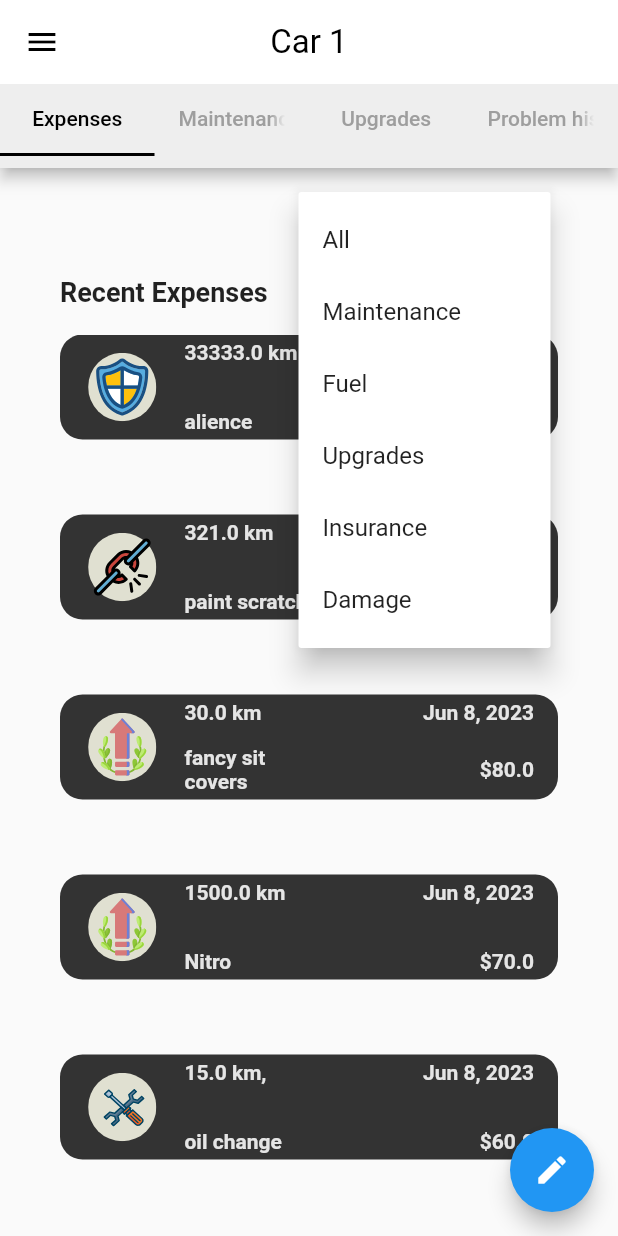
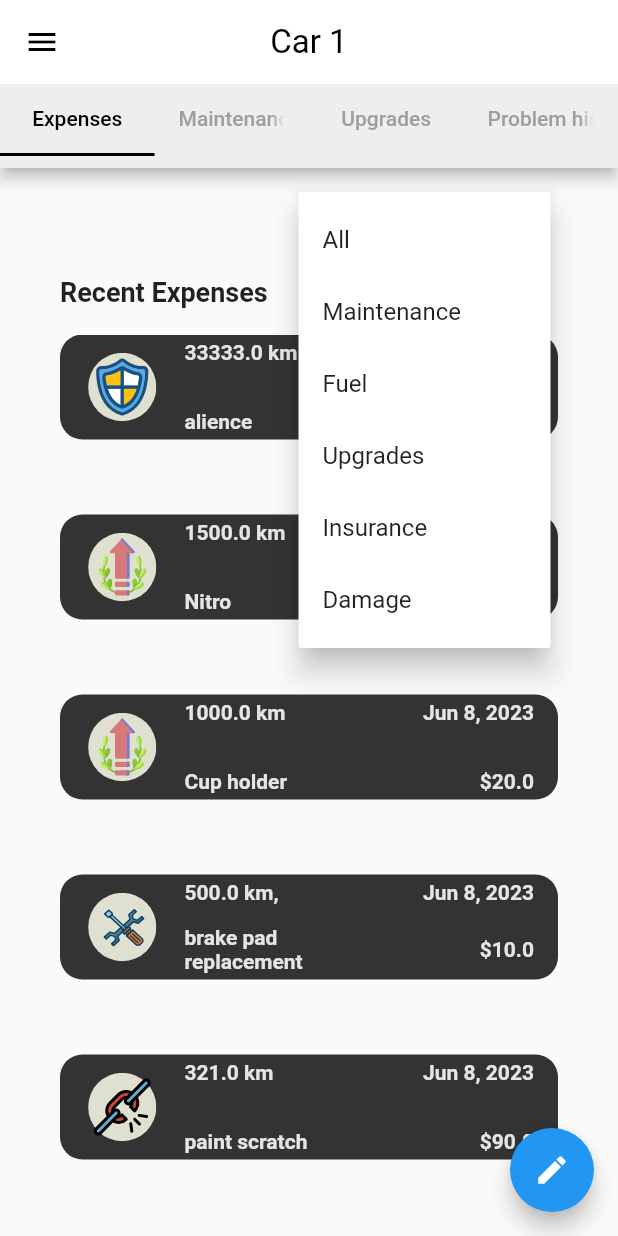
Before and after one commit to basilis0606/MainTena, a Flutter app: the screen it shows after launch, after a tap on the "filter list" icon, on a phone screen of 412 x 824 dp. Run offline on Flutter 3.47's test engine with Material 2 defaults, Android fonts, the phone set to English and light mode, and no system bars; our stand-ins replace flutter_svg.

Commit message:
Updated some things

```diff
--- a/src/lib/classes/runIt.dart
+++ b/src/lib/classes/runIt.dart
@@ -135,10 +135,25 @@ class runIt {
     Maintenance m8 = Maintenance(
         type: "air filter replacement",
         serviceTaskId: 18,
-        mileage: 1000.0,
+        mileage: 100000.0,
         date: DateTime.now(),
         estimatedCost: 20.0,
         description: "air filter replacement");
+    Maintenance m9 = Maintenance(
+        type: "oil change",
+        serviceTaskId: 19,
+        mileage: 7500.0,
+        date: DateTime.now(),
+        estimatedCost: 30.0,
+        description: "oil change");
+
+    Maintenance m10 = Maintenance(
+        type: "battery replacement",
+        serviceTaskId: 20,
+        mileage: 20000.0,
+        date: DateTime.now(),
+        estimatedCost: 150.0,
+        description: "battery replacement");
 
     Upgrade up1 = Upgrade(
         type: "Nitro",
@@ -214,6 +229,8 @@ class runIt {
     u.garage.vehicles[0].manual.createNotification(m3);
     u.garage.vehicles[0].manual.createNotification(m7);
     u.garage.vehicles[0].manual.createNotification(m8);
+    u.garage.vehicles[0].manual.createNotification(m9);
+    u.garage.vehicles[0].manual.createNotification(m10);
 
     u.garage.vehicles[0].manual.createNotification(up1);
     u.garage.vehicles[0].manual.createNotification(up2);
@@ -238,14 +255,17 @@ class runIt {
     u.garage.vehicles[1].manual.createNotification(i2);
 
     u.garage.vehicles[0].createExpense(10.0, DateTime.now(), "\$", f1);
-    u.garage.vehicles[0].createExpense(20.0, DateTime.now(), "\$", f2);
     u.garage.vehicles[0].createExpense(30.0, DateTime.now(), "\$", f3);
     u.garage.vehicles[0].createExpense(40.0, DateTime.now(), "\$", m1);
+    u.garage.vehicles[0].createExpense(60.0, DateTime.now(), "\$", m3);
+    u.garage.vehicles[0].createExpense(80.0, DateTime.now(), "\$", up2);
+    u.garage.vehicles[0].createExpense(20.0, DateTime.now(), "\$", f2);
     u.garage.vehicles[0].createExpense(50.0, DateTime.now(), "\$", m2);
-    u.garage.vehicles[0].createExpense(60.0, DateTime.now(), "\$", m3);
+    u.garage.vehicles[0].createExpense(30.0, DateTime.now(), "\$", up4);
+    u.garage.vehicles[0].createExpense(90.0, DateTime.now(), "\$", d1);
+    u.garage.vehicles[0].createExpense(10.0, DateTime.now(), "\$", m7);
+    u.garage.vehicles[0].createExpense(20.0, DateTime.now(), "\$", up3);
     u.garage.vehicles[0].createExpense(70.0, DateTime.now(), "\$", up1);
-    u.garage.vehicles[0].createExpense(80.0, DateTime.now(), "\$", up2);
-    u.garage.vehicles[0].createExpense(90.0, DateTime.now(), "\$", d1);
     u.garage.vehicles[0].createExpense(100.0, DateTime.now(), "\$", i1);
 
     u.garage.vehicles[1].createExpense(10.0, DateTime.now(), "\$", f4);
--- a/src/lib/pages/home_page.dart
+++ b/src/lib/pages/home_page.dart
@@ -50,7 +50,7 @@ class HomePageState extends State<HomePage> {
 
   _getDrawerItemWidget(int pos) {
     if (pos < widget.cars.length) {
-      return FirstCar(veh: widget.user.garage.vehicles[0]);
+      return FirstCar(veh: widget.user.garage.vehicles[pos]);
     } else if (pos == widget.cars.length ||
         pos == widget.cars.length + 1 ||
         pos == widget.cars.length + 2) {
--- a/src/lib/widgets/progress_widget.dart
+++ b/src/lib/widgets/progress_widget.dart
@@ -19,7 +19,7 @@ class ProgressWidget extends StatelessWidget {
 
   @override
   Widget build(BuildContext context) {
-    double progress = notifMileage / mileage;
+    double progress = mileage / notifMileage;
     Color progressBarColor = Colors.blue;
     final notificationDate = date;
     final formattedDate = DateFormat('MMMM d, yyyy').format(notificationDate);
--- a/src/lib/widgets/uncompleted_maintenance_list.dart
+++ b/src/lib/widgets/uncompleted_maintenance_list.dart
@@ -13,7 +13,7 @@ class uncompletedMaintenanceList extends StatelessWidget {
 
   @override
   Widget build(BuildContext context) {
-    return ListView.builder(
+    return ListView.separated(
       shrinkWrap: true,
       itemCount: my_veh.manual.notifications.length,
       itemBuilder: (context, index) {
@@ -30,6 +30,14 @@ class uncompletedMaintenanceList extends StatelessWidget {
             date: my_veh.manual.notifications[index].date,
             type: (my_veh.manual.notifications[index] as Maintenance).type);
       },
+      separatorBuilder: (BuildContext context, int index) {
+        index = my_veh.manual.notifications.length - index - 1;
+        if (my_veh.manual.notifications[index].isDone ||
+            my_veh.manual.notifications[index] is! Maintenance) {
+          return SizedBox.shrink();
+        }
+        return Divider();
+      },
     );
   }
 }
```
